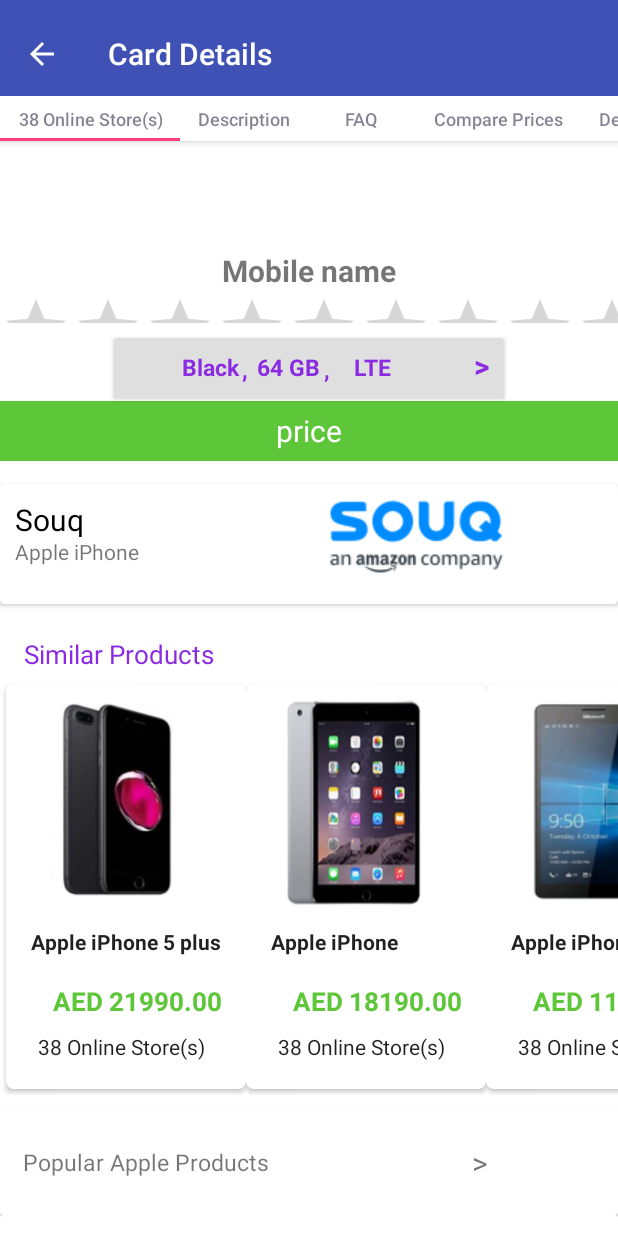
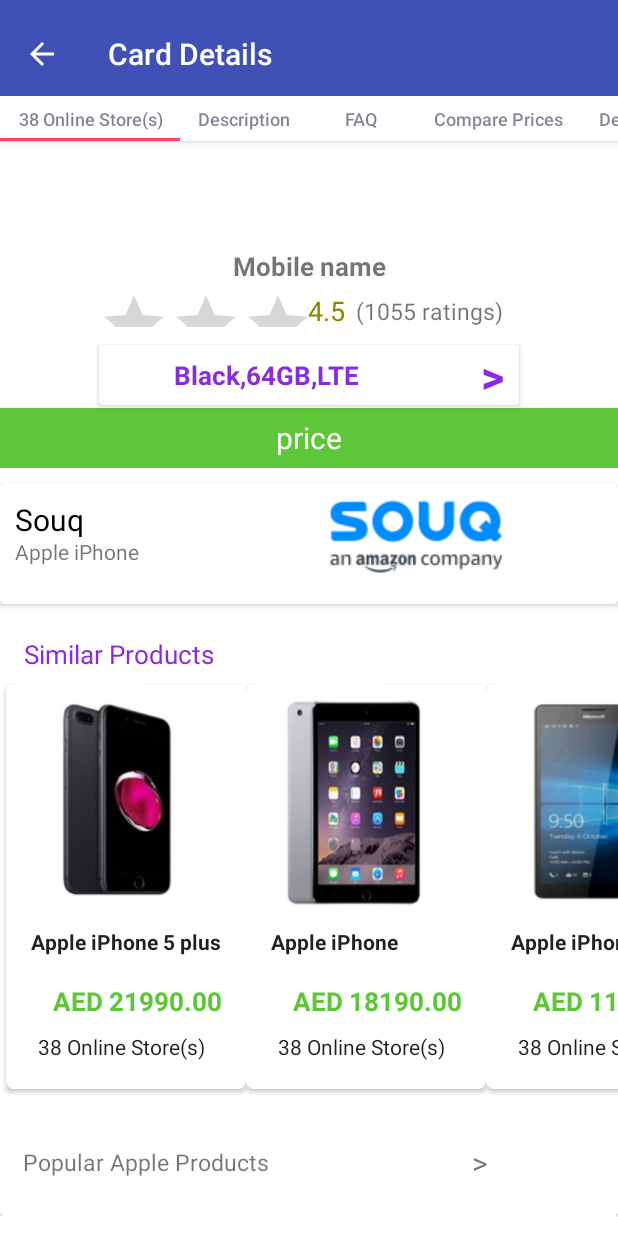
Before and after one commit to naseemirza/PriceOmanianew-master, an Android app: the CardDetails screen opened directly, with no data from a screen before it, scrolled down 150 dp, on a phone screen of 412 x 824 dp. Run offline under Robolectric (Android 15) with nearby library versions, the phone set to English and light mode, and no system bars; libraries missing offline, so code that uses them is left out: com.github.rubensousa.gravitysnaphelper, com.iarcuschin.simpleratingbar, iammert.com.expandablelib; plain views replace ExpandableLayout, SimpleRatingBar; 5 statements that could not run were skipped.

Commit message:
designe complete

```diff
--- a/app/src/main/java/com/example/naseem/pdemo/CardDetailsPkg/CardDetails.java
+++ b/app/src/main/java/com/example/naseem/pdemo/CardDetailsPkg/CardDetails.java
@@ -144,7 +144,7 @@
         CardView  dialogbutton;
         private ImageView[] dots;
         //ViewPager viewPager;
-        public  TextView textView1 ,textView2,textViewclr,textViewstrg,textViewbrnd;
+        public  TextView textView1 ,textView2,textViewcolor;
        public  ImageView imageView;
 
         String name;
@@ -206,7 +206,7 @@
 
 
                 //sliderDotspanel = (LinearLayout) rootView.findViewById(R.id.SliderDots);
-
+                textViewcolor=(TextView)rootView.findViewById(R.id.mcolor) ;
                 textView1=(TextView)rootView.findViewById(R.id.priceText) ;
                 textView2=(TextView)rootView.findViewById(R.id.mobilenametext) ;
                imageView=(ImageView)rootView.findViewById(R.id.cardimg);
@@ -239,10 +239,10 @@
                     public void onClick(View view) {
                         Intent intent=new Intent(getActivity(), DialogActivity.class);
 
-                        startActivityForResult(intent,0);
+                        startActivity(intent);
 
 
-                       startActivity(new Intent(getActivity(), DialogActivity.class));
+                       //startActivity(new Intent(getActivity(), DialogActivity.class));
 
                         getActivity().overridePendingTransition(R.anim.slide_in_right, R.anim.slide_out_left);
 
@@ -370,6 +370,7 @@
 
 
         }
+
 
         @Override
         public void onSaveInstanceState(Bundle outState){
--- a/app/src/main/res/layout/activity_tab1.xml
+++ b/app/src/main/res/layout/activity_tab1.xml
@@ -61,10 +61,10 @@
                     android:id="@+id/mobilenametext"
                     android:layout_width="match_parent"
                     android:layout_height="30dp"
-                    android:layout_marginTop="8dp"
+                    android:layout_marginTop="5dp"
                     android:gravity="center"
                     android:text="Mobile name"
-                    android:textSize="20dp"
+                    android:textSize="17dp"
                     android:textStyle="bold" />
 
                 <!--<TextView-->
@@ -77,95 +77,128 @@
                 <!--android:layout_width="match_parent"-->
                 <!--android:layout_height="25dp" />-->
 
+                <LinearLayout
+                    android:layout_width="match_parent"
+                    android:layout_height="30dp"
+                    android:orientation="horizontal">
+
                     <com.iarcuschin.simpleratingbar.SimpleRatingBar
                         android:id="@+id/ratingBarID"
-                    android:layout_width="match_parent"
-                    android:layout_height="20dp"
+                        android:layout_width="140dp"
+                        android:layout_height="25dp"
                         android:layout_alignBottom="@+id/spacecraftImage"
                         android:layout_alignParentRight="true"
-                    app:srb_borderColor="#474700"
-                    app:srb_fillColor="#474700"
+                        android:layout_marginStart="65dp"
+
+                        app:srb_borderColor="#898900"
+                        app:srb_fillColor="#898900"
                         app:srb_numberOfStars="5"
                         app:srb_rating="3.5"
                         app:srb_starSize="20dp"
-                    app:srb_stepSize="0.01" />
+                        app:srb_stepSize="0.01">
+
+                    </com.iarcuschin.simpleratingbar.SimpleRatingBar>
+
+                    <TextView
+                        android:layout_width="32dp"
+                        android:layout_height="25dp"
+                        android:layout_gravity="start|center"
+
+                        android:gravity="start|center_vertical"
+                        android:text="4.5"
+                        android:textColor="#898900"
+                        android:textSize="18dp" />
+
+                    <TextView
+                        android:layout_width="130dp"
+                        android:layout_height="25dp"
+                        android:layout_gravity="start|center"
+
+                        android:gravity="start|center_vertical"
+                        android:text="(1055 ratings)"
+
+                        android:textSize="15dp" />
+
+
+                </LinearLayout>
+
 
                 <android.support.v7.widget.CardView
                     android:id="@+id/optioncard"
-                    android:layout_width="260dp"
+                    android:layout_width="280dp"
                     android:layout_height="40dp"
                     android:layout_gravity="center"
-                    android:layout_marginTop="10dp"
-                    android:background="@drawable/buttob_border"
-                    app:cardBackgroundColor="@color/gray">
+                    android:layout_marginTop="7dp"
+                    android:background="@drawable/buttob_border">
 
                     <TextView
                         android:id="@+id/mcolor"
-                        android:layout_width="45dp"
-                        android:layout_height="35dp"
+                        android:layout_width="150dp"
+                        android:layout_height="40dp"
                         android:layout_gravity="start|center"
-                        android:layout_marginStart="45dp"
+                        android:layout_marginStart="50dp"
                         android:gravity="start|center_vertical"
-                        android:text="Black"
+                        android:text="Black,64GB,LTE "
                         android:textColor="@color/purple"
-                        android:textSize="15dp"
+                        android:textSize="17dp"
                         android:textStyle="bold" />
 
-                    <TextView
-                        android:id="@+id/coma1"
-                        android:layout_width="5dp"
-                        android:layout_height="20dp"
-                        android:layout_gravity="start|center"
-                        android:layout_marginStart="85dp"
-                        android:text=","
-                        android:textColor="@color/purple"
-                        android:textSize="15dp"
-                        android:textStyle="bold" />
+                    <!--<TextView-->
+                    <!--android:id="@+id/coma1"-->
+                    <!--android:layout_width="5dp"-->
+                    <!--android:layout_height="20dp"-->
+                    <!--android:layout_gravity="start|center"-->
+                    <!--android:layout_marginStart="85dp"-->
+                    <!--android:text=","-->
+                    <!--android:textColor="@color/purple"-->
+                    <!--android:textSize="15dp"-->
+                    <!--android:textStyle="bold" />-->
 
-                    <TextView
-                        android:id="@+id/mmemory"
-                        android:layout_width="50dp"
-                        android:layout_height="35dp"
-                        android:layout_gravity="start|center"
-                        android:layout_marginStart="95dp"
-                        android:gravity="start|center_vertical"
-                        android:text="64 GB"
-                        android:textColor="@color/purple"
-                        android:textSize="15dp"
-                        android:textStyle="bold" />
+                    <!--<TextView-->
+                    <!--android:id="@+id/mmemory"-->
+                    <!--android:layout_width="50dp"-->
+                    <!--android:layout_height="35dp"-->
+                    <!--android:layout_gravity="start|center"-->
+                    <!--android:layout_marginStart="95dp"-->
+                    <!--android:gravity="start|center_vertical"-->
+                    <!--android:text="64 GB"-->
+                    <!--android:textColor="@color/purple"-->
+                    <!--android:textSize="15dp"-->
+                    <!--android:textStyle="bold" />-->
 
-                    <TextView
-                        android:id="@+id/coma2"
-                        android:layout_width="5dp"
-                        android:layout_height="20dp"
-                        android:layout_gravity="start|center"
-                        android:layout_marginStart="140dp"
-                        android:text=","
-                        android:textColor="@color/purple"
-                        android:textSize="15dp"
-                        android:textStyle="bold" />
+                    <!--<TextView-->
+                    <!--android:id="@+id/coma2"-->
+                    <!--android:layout_width="5dp"-->
+                    <!--android:layout_height="20dp"-->
+                    <!--android:layout_gravity="start|center"-->
+                    <!--android:layout_marginStart="140dp"-->
+                    <!--android:text=","-->
+                    <!--android:textColor="@color/purple"-->
+                    <!--android:textSize="15dp"-->
+                    <!--android:textStyle="bold" />-->
 
-                    <TextView
-                        android:id="@+id/mnetwork"
-                        android:layout_width="45dp"
-                        android:layout_height="35dp"
-                        android:layout_gravity="start|center"
-                        android:layout_marginStart="160dp"
-                        android:gravity="start|center_vertical"
-                        android:text="LTE"
-                        android:textColor="@color/purple"
-                        android:textSize="15dp"
-                        android:textStyle="bold" />
+                    <!--<TextView-->
+                    <!--android:id="@+id/mnetwork"-->
+                    <!--android:layout_width="45dp"-->
+                    <!--android:layout_height="35dp"-->
+                    <!--android:layout_gravity="start|center"-->
+                    <!--android:layout_marginStart="160dp"-->
+                    <!--android:gravity="start|center_vertical"-->
+                    <!--android:text="LTE"-->
+                    <!--android:textColor="@color/purple"-->
+                    <!--android:textSize="15dp"-->
+                    <!--android:textStyle="bold" />-->
 
                     <TextView
                         android:id="@+id/arrow"
                         android:layout_width="20dp"
-                        android:layout_height="30dp"
-                        android:layout_gravity="center|end"
-                        android:layout_marginStart="110dp"
+                        android:layout_height="40dp"
+                        android:layout_gravity="end|center_vertical"
+
+                        android:layout_marginEnd="5dp"
                         android:text=">"
                         android:textColor="@color/purple"
-                        android:textSize="20dp"
+                        android:textSize="30dp"
                         android:textStyle="bold" />
 
 
```
Also changed, not shown: app/src/main/java/com/example/naseem/pdemo/CardDetailsPkg/BrandActivity.java (+7 -5 lines), app/src/main/java/com/example/naseem/pdemo/CardDetailsPkg/ColorActivity.java (+6 -3 lines), app/src/main/java/com/example/naseem/pdemo/CardDetailsPkg/DialogActivity.java (+44 -19 lines), app/src/main/java/com/example/naseem/pdemo/CardDetailsPkg/SeeAllOptions.java (+23 -6 lines), app/src/main/java/com/example/naseem/pdemo/CardDetailsPkg/StorageActivity.java (+4 -4 lines), app/src/main/res/drawable/checked.xml (added, +50 -0 lines), app/src/main/res/drawable/custom_checkbox.xml (added, +9 -0 lines), app/src/main/res/drawable/unchecked.xml (added, +15 -0 lines), app/src/main/res/layout/colorlist.xml (+11 -0 lines), gradle/wrapper/gradle-wrapper.properties. Lines whose indentation alone changed are shown as unchanged.
